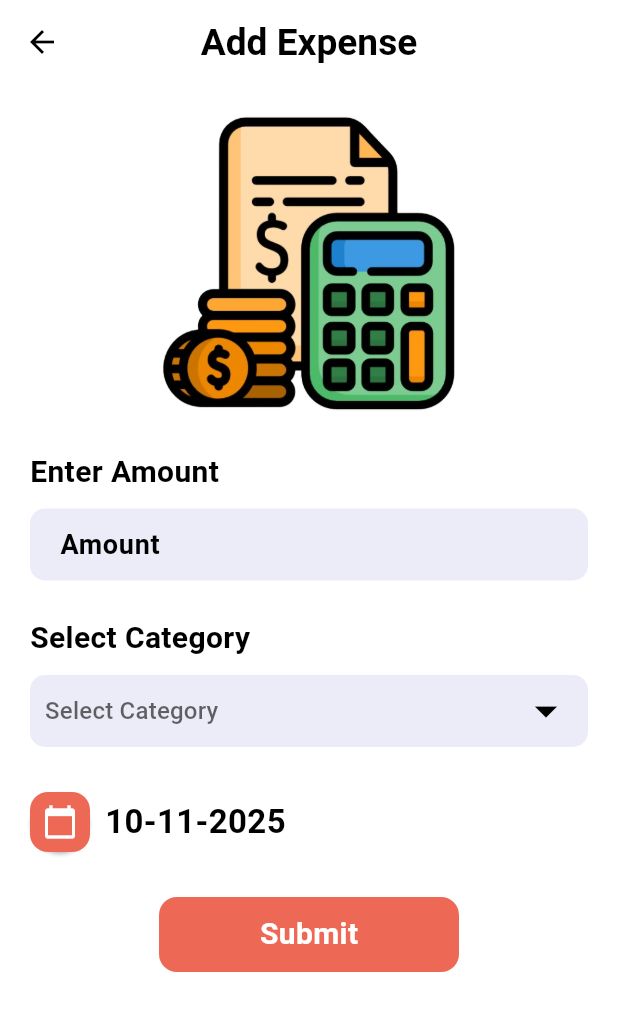
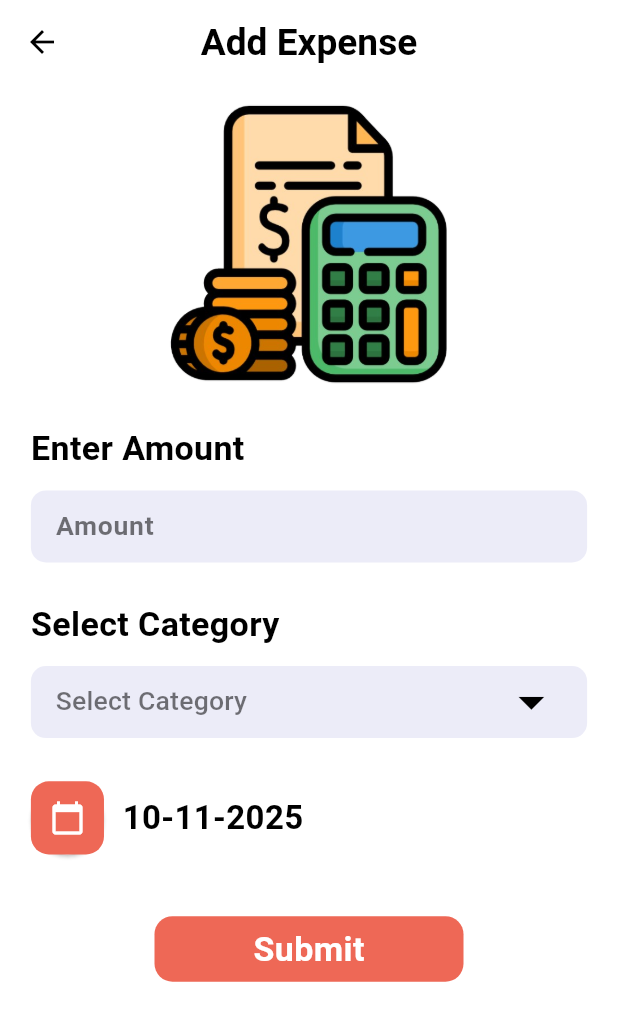
Before and after one commit to abdullahjohar23/expense-tracking-app, a Flutter app: the ExpensePage screen opened directly, on a phone screen of 412 x 824 dp. Shown: the top 1021 px of the screen. Run offline on Flutter 3.47's test engine with Material 3 defaults, Android fonts, the phone set to English and light mode, and no system bars; our stand-ins replace cloud_firestore, firebase_auth, firebase_core, random_string, shared_preferences; accounts and stored records are empty.

Commit message:
sizes converted to media query size

```diff
--- a/lib/pages/expense.dart
+++ b/lib/pages/expense.dart
@@ -1,6 +1,6 @@
-import 'package:expense_tracking/services/support_widget.dart';
 import 'package:intl/intl.dart';
 import 'package:flutter/material.dart';
+import 'package:expense_tracking/services/support_widget.dart';
 
 class ExpensePage extends StatefulWidget {
     const ExpensePage({super.key});
@@ -73,27 +73,27 @@ class _ExpensePageState extends State<ExpensePage> {
             ),
 
             body: Container(
-                margin: EdgeInsets.only(top: 20),
+                margin: EdgeInsets.only(top: deviceWidth * 0.03),
                 child: Column(
                     crossAxisAlignment: CrossAxisAlignment.start,
                     children: [
                         Center(
-                            child: Image.asset('asset/expenselogo.png', height: 200, width: 200,),
+                            child: Image.asset('asset/expenselogo.png', height: deviceHeight * 0.23, width: deviceHeight * 0.23,),
                         ),
 
-                        SizedBox(height: 24),
+                        SizedBox(height: deviceHeight * 0.03),
 
                         Padding(
-                            padding: EdgeInsets.only(left: 20),
-                            child: Text('Enter Amount', style: AppWidget.headlineTextStyle(20)),
+                            padding: EdgeInsets.only(left: deviceWidth * 0.05),
+                            child: Text('Enter Amount', style: AppWidget.headlineTextStyle(deviceWidth*0.055)),
                         ),
 
-                        SizedBox(height: 10),
+                        SizedBox(height: deviceWidth * 0.03),
 
                         Container(
-                            margin: EdgeInsets.only(left: 20, right: 20),
-                            padding: EdgeInsets.symmetric(horizontal: 20),
                             width: deviceWidth,
+                            margin: EdgeInsets.only(left: deviceWidth * 0.05, right: deviceWidth * 0.05),
+                            padding: EdgeInsets.symmetric(horizontal: deviceWidth*0.04),
 
                             decoration: BoxDecoration(
                                 color: Color(0xffececf8),
@@ -102,31 +102,32 @@ class _ExpensePageState extends State<ExpensePage> {
 
                             child: TextField(
                                 controller: amountController,
+
                                 decoration: InputDecoration(
                                     border: InputBorder.none,
                                     hintText: 'Amount',
                                     hintStyle: TextStyle(
-                                        color: Colors.black,
-                                        fontSize: 18,
+                                        color: Colors.black54,
+                                        fontSize: deviceWidth*0.043,
                                         fontWeight: FontWeight.w600,
                                     ),
                                 ),
                             ),
                         ),
 
-                        SizedBox(height: 24),
+                        SizedBox(height: deviceWidth * 0.06),
 
                         Padding(
-                            padding: EdgeInsets.only(left: 20),
-                            child: Text('Select Category', style: AppWidget.headlineTextStyle(20)),
+                            padding: EdgeInsets.only(left: deviceWidth * 0.05),
+                            child: Text('Select Category', style: AppWidget.headlineTextStyle(deviceWidth*0.055)),
                         ),
 
-                        SizedBox(height: 10),
+                        SizedBox(height: deviceWidth * 0.03),
 
                         Container(
-                            margin: EdgeInsets.symmetric(horizontal: 20),
-                            padding: EdgeInsets.symmetric(horizontal: 10),
                             width: deviceWidth,
+                            margin: EdgeInsets.symmetric(horizontal: deviceWidth*0.05),
+                            padding: EdgeInsets.symmetric(horizontal: deviceWidth*0.04),
 
                             decoration: BoxDecoration(
                                 color: Color(0xffececf8),
@@ -137,7 +138,7 @@ class _ExpensePageState extends State<ExpensePage> {
                                 child: DropdownButton<String>(
                                     items: quizItems.map((item) => DropdownMenuItem(
                                         value: item,
-                                        child: Text(item, style: TextStyle(fontSize: 18, color: Colors.black)),
+                                        child: Text(item, style: TextStyle(color: Colors.black, fontSize: deviceWidth*0.043)),
                                     )).toList(),
 
                                     onChanged: ((value) => setState(() {
@@ -145,18 +146,18 @@ class _ExpensePageState extends State<ExpensePage> {
                                     })),
 
                                     dropdownColor: Colors.white,
-                                    hint: Text('Select Category'),
-                                    iconSize: 36,
+                                    hint: Text('Select Category', style: TextStyle(color: Colors.black54, fontSize: deviceWidth*0.043)),
+                                    iconSize: deviceWidth*0.1,
                                     icon: Icon(Icons.arrow_drop_down, color: Colors.black),
                                     value: value,
                                 ),
                             ),
                         ),
 
-                        SizedBox(height: 30),
+                        SizedBox(height: deviceWidth * 0.07),
 
                         Padding(
-                            padding: EdgeInsets.only(left: 20),
+                            padding: EdgeInsets.only(left: deviceWidth * 0.05),
                             child: Row(
                                 children: [
                                     GestureDetector(
@@ -167,15 +168,16 @@ class _ExpensePageState extends State<ExpensePage> {
                                         child: Material(
                                             elevation: 1.0,
                                             borderRadius: BorderRadius.circular(60),
+
                                             child: Container(
-                                                padding: EdgeInsets.all(8.0),
+                                                padding: EdgeInsets.all(deviceWidth*0.03),
                                                 decoration: BoxDecoration(color: Color(0xffee6856), borderRadius: BorderRadius.circular(12)),
                                                 child: Icon(Icons.calendar_today, color: Colors.white),
                                             ),
                                         ),
                                     ),
 
-                                    SizedBox(width: 10),
+                                    SizedBox(width: deviceWidth * 0.03),
 
                                     Text(
                                         formattedDate,
@@ -185,12 +187,12 @@ class _ExpensePageState extends State<ExpensePage> {
                             ),
                         ),
 
-                        SizedBox(height: 30),
+                        SizedBox(height: deviceWidth * 0.1),
 
                         Center(
                             child: Container(
-                                height: 50,
-                                width: 200,
+                                height: deviceHeight * 0.053,
+                                width: deviceWidth * 0.5,
 
                                 decoration: BoxDecoration(
                                     color: Color(0xffee6856),
@@ -198,7 +200,7 @@ class _ExpensePageState extends State<ExpensePage> {
                                 ),
 
                                 child: Center(
-                                    child: Text('Submit', style: TextStyle(fontSize: 20, color: Colors.white, fontWeight: FontWeight.bold)),
+                                    child: Text('Submit', style: TextStyle(color: Colors.white, fontSize: deviceWidth*0.055, fontWeight: FontWeight.bold)),
                                 ),
                             ),
                         ),
```
